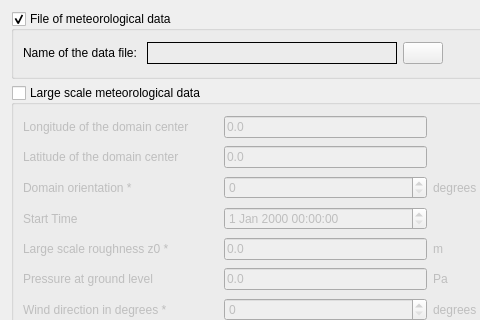
This is gui/Pages/AtmosphericFlowsForm.ui in code-saturne/code_saturne as Qt 5 draws it before an edit; both pictures show x 0 to 480 and y 0 to 320 of the 953 by 513 pixel window. The edited form follows.
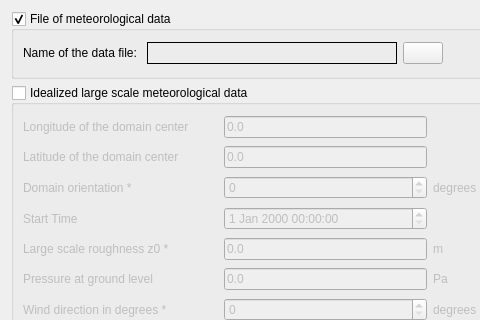
This is the edited form. Icons and pictures are not drawn.

Commit message:
Make caption in the GUI more correct.
Cherry-picked from 6a5ff68e.

Diff of the .ui file:
```diff
--- a/gui/Pages/AtmosphericFlowsForm.ui
+++ b/gui/Pages/AtmosphericFlowsForm.ui
@@ -38,7 +38,7 @@
       </size>
      </property>
      <property name="title">
-      <string>Large scale meteorological data</string>
+      <string>Idealized large scale meteorological data</string>
      </property>
      <property name="flat">
       <bool>false</bool>
```
